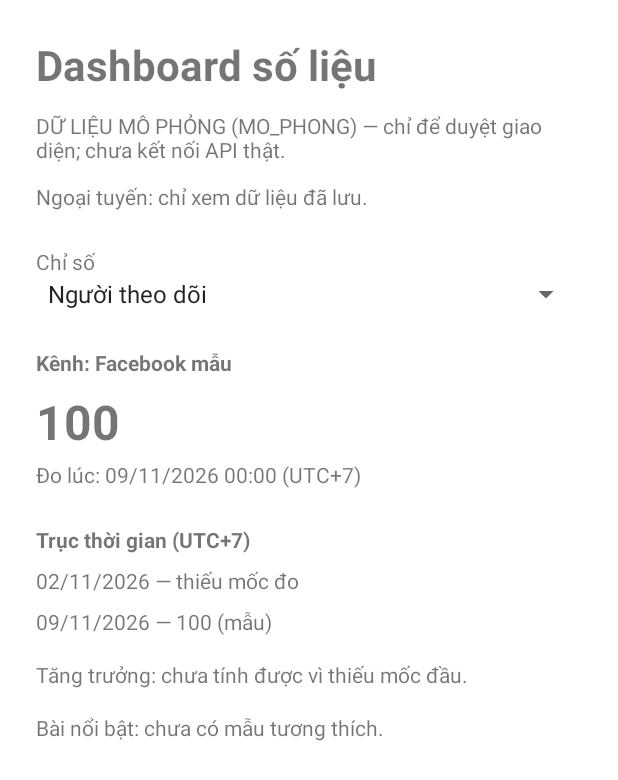
After one commit to nigPeter2503/Social_Pilot, an Android app: the DashboardActivity screen opened directly, with no data from a screen before it, on a phone screen of 412 x 824 dp. The commit adds this screen. Shown: the top 780 px of the screen. Run offline under Robolectric (Android 15) with nearby library versions, the phone set to English and light mode, and no system bars.

Commit message:
feat(analytics): preview dashboard with labelled fixture [SP-047]

```diff
--- a/android/app/src/main/AndroidManifest.xml
+++ b/android/app/src/main/AndroidManifest.xml
@@ -22,5 +22,6 @@
         <data android:scheme="socialpilot" android:host="oauth" android:path="/callback" />
       </intent-filter>
     </activity>
+    <activity android:name=".ui.DashboardActivity" android:exported="false" />
   </application>
 </manifest>
--- /dev/null
+++ b/android/app/src/main/java/com/socialpilot/app/ui/DashboardActivity.java
@@ -0,0 +1,71 @@
+package com.socialpilot.app.ui;
+
+import android.net.ConnectivityManager;
+import android.net.NetworkCapabilities;
+import android.os.Bundle;
+import android.view.View;
+import android.widget.AdapterView;
+import android.widget.ArrayAdapter;
+import androidx.appcompat.app.AppCompatActivity;
+import androidx.lifecycle.ViewModelProvider;
+import com.socialpilot.app.R;
+import com.socialpilot.app.databinding.ActivityDashboardBinding;
+
+/** A labelled SP-020 fixture preview; production binding is owned by SP-046. */
+public final class DashboardActivity extends AppCompatActivity {
+    private ActivityDashboardBinding binding;
+    private DashboardViewModel model;
+
+    @Override protected void onCreate(Bundle savedInstanceState) {
+        super.onCreate(savedInstanceState);
+        binding = ActivityDashboardBinding.inflate(getLayoutInflater());
+        setContentView(binding.getRoot());
+        model = new ViewModelProvider(this).get(DashboardViewModel.class);
+        ArrayAdapter<String> metrics = new ArrayAdapter<>(this,
+                android.R.layout.simple_spinner_item,
+                new String[]{getString(R.string.dashboard_followers),
+                        getString(R.string.dashboard_engagement)});
+        metrics.setDropDownViewResource(android.R.layout.simple_spinner_dropdown_item);
+        binding.metricSelector.setAdapter(metrics);
+        binding.metricSelector.setOnItemSelectedListener(new AdapterView.OnItemSelectedListener() {
+            @Override public void onItemSelected(AdapterView<?> parent, View view,
+                    int position, long id) {
+                model.selectMetric(position);
+            }
+            @Override public void onNothingSelected(AdapterView<?> parent) { }
+        });
+        model.selectedMetric().observe(this, metric -> {
+            if (binding.metricSelector.getSelectedItemPosition() != metric) {
+                binding.metricSelector.setSelection(metric);
+            }
+            renderFixture(metric);
+        });
+    }
+
+    @Override protected void onResume() {
+        super.onResume();
+        ConnectivityManager manager = (ConnectivityManager) getSystemService(CONNECTIVITY_SERVICE);
+        NetworkCapabilities capabilities = manager == null ? null
+                : manager.getNetworkCapabilities(manager.getActiveNetwork());
+        boolean online = capabilities != null
+                && capabilities.hasCapability(NetworkCapabilities.NET_CAPABILITY_VALIDATED);
+        binding.networkStatus.setText(online
+                ? R.string.dashboard_online : R.string.dashboard_offline);
+    }
+
+    private void renderFixture(int metric) {
+        DashboardViewModel.PreviewValue preview = model.previewValue(metric);
+        if (preview.value != null) {
+            binding.metricValue.setText(String.valueOf(preview.value));
+            binding.metricDetail.setText(R.string.dashboard_observed);
+            binding.timelineStart.setText(R.string.dashboard_gap);
+            binding.timelineEnd.setText(R.string.dashboard_sample);
+        } else {
+            binding.metricValue.setText("—");
+            binding.metricDetail.setText(R.string.dashboard_missing);
+            binding.timelineStart.setText(R.string.dashboard_gap);
+            binding.timelineEnd.setText(R.string.dashboard_missing);
+        }
+        binding.growthStatus.setText(R.string.dashboard_no_growth);
+    }
+}
--- /dev/null
+++ b/android/app/src/main/java/com/socialpilot/app/ui/DashboardViewModel.java
@@ -0,0 +1,49 @@
+package com.socialpilot.app.ui;
+
+import androidx.lifecycle.LiveData;
+import androidx.lifecycle.SavedStateHandle;
+import androidx.lifecycle.ViewModel;
+
+/** Fixture-only presentation state until SP-046 supplies the analytics repository. */
+public final class DashboardViewModel extends ViewModel {
+    public static final int FOLLOWERS = 0;
+    public static final int ENGAGEMENT = 1;
+    private static final String METRIC_KEY = "dashboard_metric";
+    private final SavedStateHandle savedState;
+
+    public static final class PreviewValue {
+        public final Integer value;
+        public final String observedAt;
+        public final String missingReason;
+
+        private PreviewValue(Integer value, String observedAt, String missingReason) {
+            this.value = value;
+            this.observedAt = observedAt;
+            this.missingReason = missingReason;
+        }
+    }
+
+    public DashboardViewModel(SavedStateHandle savedState) {
+        this.savedState = savedState;
+    }
+
+    public LiveData<Integer> selectedMetric() {
+        return savedState.getLiveData(METRIC_KEY, FOLLOWERS);
+    }
+
+    public void selectMetric(int metric) {
+        if (metric != FOLLOWERS && metric != ENGAGEMENT) {
+            throw new IllegalArgumentException("unknown dashboard metric");
+        }
+        savedState.set(METRIC_KEY, metric);
+    }
+
+    public PreviewValue previewValue(int metric) {
+        if (metric == FOLLOWERS) {
+            // docs/contracts/analytics-examples.json, mock-snapshot-1 (MO_PHONG).
+            return new PreviewValue(100, "2026-11-08T17:00:00Z", null);
+        }
+        if (metric == ENGAGEMENT) return new PreviewValue(null, null, "NOT_SYNCED");
+        throw new IllegalArgumentException("unknown dashboard metric");
+    }
+}
--- a/android/app/src/main/java/com/socialpilot/app/ui/MainActivity.java
+++ b/android/app/src/main/java/com/socialpilot/app/ui/MainActivity.java
@@ -136,6 +136,8 @@ public final class MainActivity extends AppCompatActivity {
             }
         });
         binding.saveButton.setOnClickListener(view -> saveBrief());
+        binding.openDashboardButton.setOnClickListener(view ->
+                startActivity(new Intent(this, DashboardActivity.class)));
         handleOAuthIntent(getIntent());
     }
 
--- /dev/null
+++ b/android/app/src/main/res/layout/activity_dashboard.xml
@@ -0,0 +1,39 @@
+<ScrollView xmlns:android="http://schemas.android.com/apk/res/android"
+    android:layout_width="match_parent" android:layout_height="match_parent"
+    android:fillViewport="true">
+  <LinearLayout android:layout_width="match_parent" android:layout_height="wrap_content"
+      android:orientation="vertical" android:padding="24dp">
+    <TextView android:layout_width="match_parent" android:layout_height="wrap_content"
+        android:text="@string/dashboard_title" android:textSize="28sp" android:textStyle="bold" />
+    <TextView android:id="@+id/fixtureNotice" android:layout_width="match_parent"
+        android:layout_height="wrap_content" android:layout_marginTop="12dp"
+        android:text="@string/dashboard_fixture" />
+    <TextView android:id="@+id/networkStatus" android:layout_width="match_parent"
+        android:layout_height="wrap_content" android:layout_marginTop="12dp"
+        android:text="@string/dashboard_offline" />
+    <TextView android:layout_width="match_parent" android:layout_height="wrap_content"
+        android:layout_marginTop="24dp" android:text="@string/dashboard_metric" />
+    <Spinner android:id="@+id/metricSelector" android:layout_width="match_parent"
+        android:layout_height="wrap_content" />
+    <TextView android:layout_width="match_parent" android:layout_height="wrap_content"
+        android:layout_marginTop="24dp" android:text="@string/dashboard_channel"
+        android:textStyle="bold" />
+    <TextView android:id="@+id/metricValue" android:layout_width="match_parent"
+        android:layout_height="wrap_content" android:layout_marginTop="8dp"
+        android:textSize="32sp" android:textStyle="bold" />
+    <TextView android:id="@+id/metricDetail" android:layout_width="match_parent"
+        android:layout_height="wrap_content" android:layout_marginTop="4dp" />
+    <TextView android:layout_width="match_parent" android:layout_height="wrap_content"
+        android:layout_marginTop="24dp" android:text="@string/dashboard_timeline"
+        android:textStyle="bold" />
+    <TextView android:id="@+id/timelineStart" android:layout_width="match_parent"
+        android:layout_height="wrap_content" android:layout_marginTop="8dp" />
+    <TextView android:id="@+id/timelineEnd" android:layout_width="match_parent"
+        android:layout_height="wrap_content" android:layout_marginTop="8dp" />
+    <TextView android:id="@+id/growthStatus" android:layout_width="match_parent"
+        android:layout_height="wrap_content" android:layout_marginTop="16dp" />
+    <TextView android:id="@+id/topPostsStatus" android:layout_width="match_parent"
+        android:layout_height="wrap_content" android:layout_marginTop="16dp"
+        android:text="@string/dashboard_no_posts" />
+  </LinearLayout>
+</ScrollView>
--- a/android/app/src/main/res/layout/activity_main.xml
+++ b/android/app/src/main/res/layout/activity_main.xml
@@ -12,6 +12,9 @@
     <TextView android:id="@+id/networkStatus" android:layout_width="match_parent"
         android:layout_height="wrap_content" android:layout_marginTop="12dp"
         android:text="@string/offline_draft_ready" />
+    <com.google.android.material.button.MaterialButton android:id="@+id/openDashboardButton"
+        android:layout_width="match_parent" android:layout_height="wrap_content"
+        android:layout_marginTop="12dp" android:text="@string/dashboard_open" />
     <TextView android:layout_width="match_parent" android:layout_height="wrap_content"
         android:layout_marginTop="16dp" android:text="@string/app_language" />
     <RadioGroup android:id="@+id/appLanguageGroup" android:layout_width="match_parent"
--- a/android/app/src/main/res/values/strings.xml
+++ b/android/app/src/main/res/values/strings.xml
@@ -8,6 +8,22 @@
   <string name="tone_hint">Giọng văn</string>
   <string name="content_language">Ngôn ngữ nội dung</string>
   <string name="app_language">Ngôn ngữ ứng dụng</string>
+  <string name="dashboard_open">Xem dashboard mẫu</string>
+  <string name="dashboard_title">Dashboard số liệu</string>
+  <string name="dashboard_fixture">DỮ LIỆU MÔ PHỎNG (MO_PHONG) — chỉ để duyệt giao diện; chưa kết nối API thật.</string>
+  <string name="dashboard_offline">Ngoại tuyến: chỉ xem dữ liệu đã lưu.</string>
+  <string name="dashboard_online">Có mạng: bản mẫu vẫn chưa đồng bộ dữ liệu thật.</string>
+  <string name="dashboard_metric">Chỉ số</string>
+  <string name="dashboard_followers">Người theo dõi</string>
+  <string name="dashboard_engagement">Tương tác tuần</string>
+  <string name="dashboard_channel">Kênh: Facebook mẫu</string>
+  <string name="dashboard_observed">Đo lúc: 09/11/2026 00:00 (UTC+7)</string>
+  <string name="dashboard_missing">Chưa có dữ liệu đo phù hợp; không xem là 0.</string>
+  <string name="dashboard_timeline">Trục thời gian (UTC+7)</string>
+  <string name="dashboard_gap">02/11/2026 — thiếu mốc đo</string>
+  <string name="dashboard_sample">09/11/2026 — 100 (mẫu)</string>
+  <string name="dashboard_no_growth">Tăng trưởng: chưa tính được vì thiếu mốc đầu.</string>
+  <string name="dashboard_no_posts">Bài nổi bật: chưa có mẫu tương thích.</string>
   <string name="language_vi">Tiếng Việt</string>
   <string name="language_en">Tiếng Anh</string>
   <string name="source_hint">Nguồn (không bắt buộc)</string>
```
Also changed, not shown: 3 other files.
